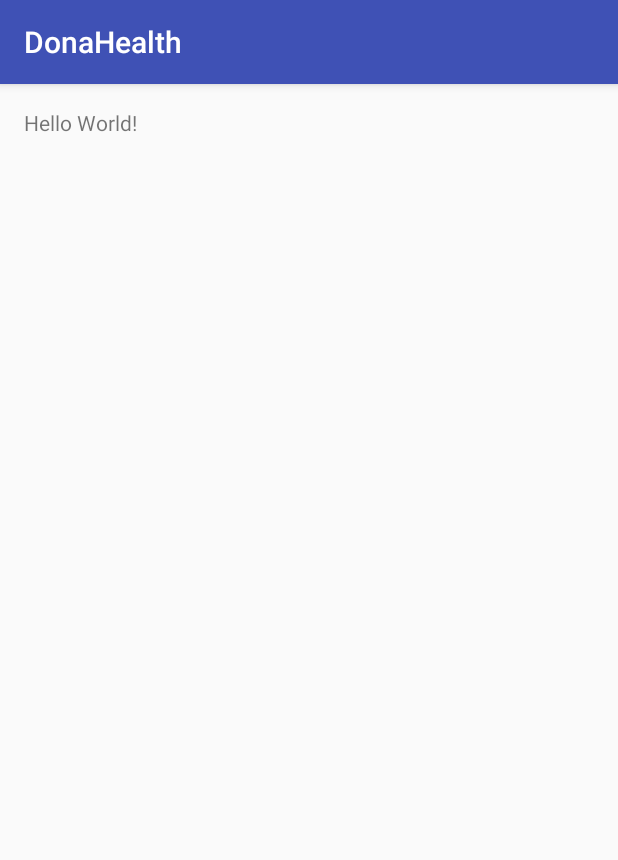
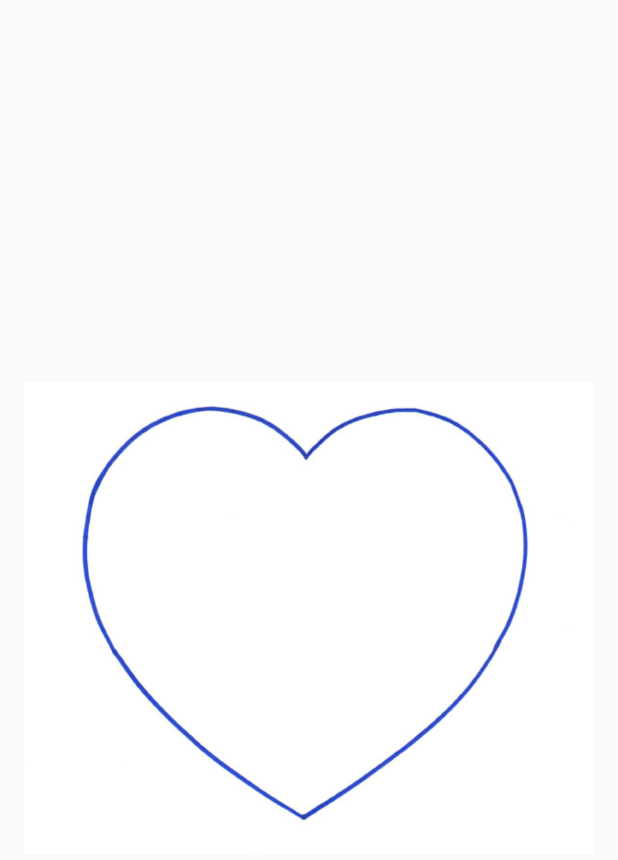
Before and after one commit to gitProyecto/DonaHealth, an Android app: the screen it shows after launch (MainActivity), on a phone screen of 412 x 824 dp. Shown: the top 860 px of the screen. Run offline under Robolectric (Android 15) with nearby library versions, the light colour scheme and no system bars; 3 statements that could not run were skipped.

Commit message:
commit 1

```diff
--- a/app/src/main/AndroidManifest.xml
+++ b/app/src/main/AndroidManifest.xml
@@ -7,7 +7,7 @@
         android:icon="@mipmap/ic_launcher"
         android:label="@string/app_name"
         android:supportsRtl="true"
-        android:theme="@style/AppTheme" >
+        android:theme="@style/Theme.AppCompat.Light.NoActionBar" >
         <activity android:name=".MainActivity" >
             <intent-filter>
                 <action android:name="android.intent.action.MAIN" />
--- a/app/src/main/java/com/aadfm/itz/donahealth/MainActivity.java
+++ b/app/src/main/java/com/aadfm/itz/donahealth/MainActivity.java
@@ -1,13 +1,61 @@
 package com.aadfm.itz.donahealth;
 
+import android.content.Context;
+import android.graphics.Bitmap;
+import android.graphics.BitmapFactory;
+import android.graphics.Matrix;
+import android.graphics.drawable.BitmapDrawable;
+import android.graphics.drawable.Drawable;
 import android.support.v7.app.AppCompatActivity;
 import android.os.Bundle;
+import android.widget.ImageView;
 
 public class MainActivity extends AppCompatActivity {
+
+    ImageView img;
 
     @Override
     protected void onCreate(Bundle savedInstanceState) {
         super.onCreate(savedInstanceState);
         setContentView(R.layout.activity_main);
+
+        img = (ImageView) findViewById(R.id.imageView);
+        resizeImage(MainActivity.this,R.id.imageView,100,100);
+
+
     }
+
+
+    public static Drawable resizeImage(Context ctx, int resId, int w, int h) {
+
+        // cargamos la imagen de origen
+        Bitmap BitmapOrg = BitmapFactory.decodeResource(ctx.getResources(),resId);
+
+        int width = BitmapOrg.getWidth();
+        int height = BitmapOrg.getHeight();
+        int newWidth = w;
+        int newHeight = h;
+
+        // calculamos el escalado de la imagen destino
+        float scaleWidth = ((float) newWidth) / width;
+        float scaleHeight = ((float) newHeight) / height;
+
+        // para poder manipular la imagen
+        // debemos crear una matriz
+
+        Matrix matrix = new Matrix();
+        // resize the Bitmap
+        matrix.postScale(scaleWidth, scaleHeight);
+
+        // volvemos a crear la imagen con los nuevos valores
+        Bitmap resizedBitmap = Bitmap.createBitmap(BitmapOrg, 0, 0,width, height, matrix, true);
+
+        // si queremos poder mostrar nuestra imagen tenemos que crear un
+        // objeto drawable y así asignarlo a un botón, imageview...
+        return new BitmapDrawable(resizedBitmap);
+
+    }
+
+
+
 }
--- a/app/src/main/res/layout/activity_main.xml
+++ b/app/src/main/res/layout/activity_main.xml
@@ -6,6 +6,11 @@
     android:paddingTop="@dimen/activity_vertical_margin"
     android:paddingBottom="@dimen/activity_vertical_margin" tools:context=".MainActivity">
 
-    <TextView android:text="Hello World!" android:layout_width="wrap_content"
-        android:layout_height="wrap_content" />
+    <ImageView
+        android:layout_width="match_parent"
+        android:layout_height="match_parent"
+        android:id="@+id/imageView"
+        android:layout_alignParentTop="true"
+        android:layout_centerHorizontal="true"
+        android:src="@drawable/icono" />
 </RelativeLayout>
```
Also changed, not shown: app/src/main/res/drawable/icono.jpg (added), 2 other files.
